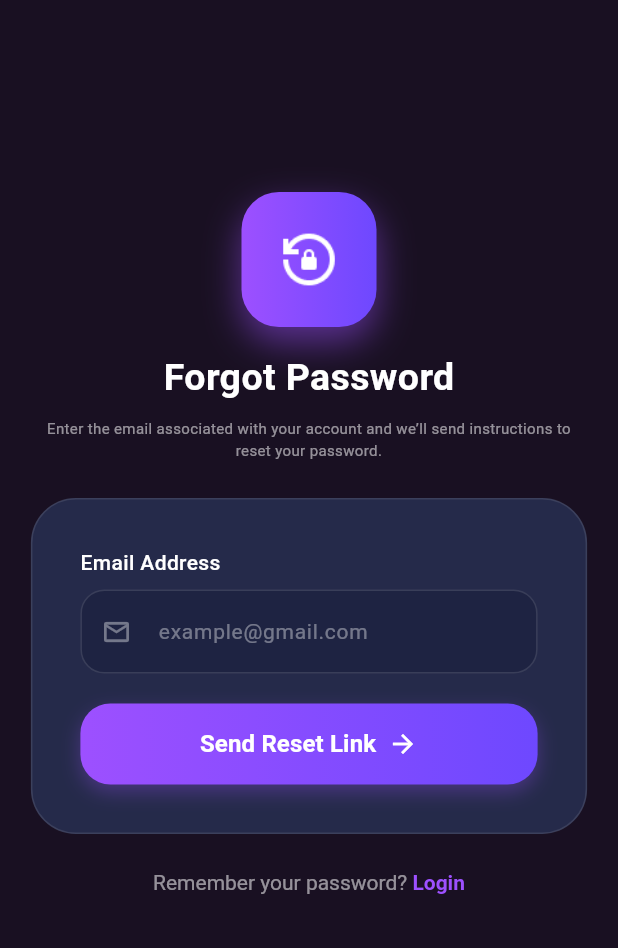
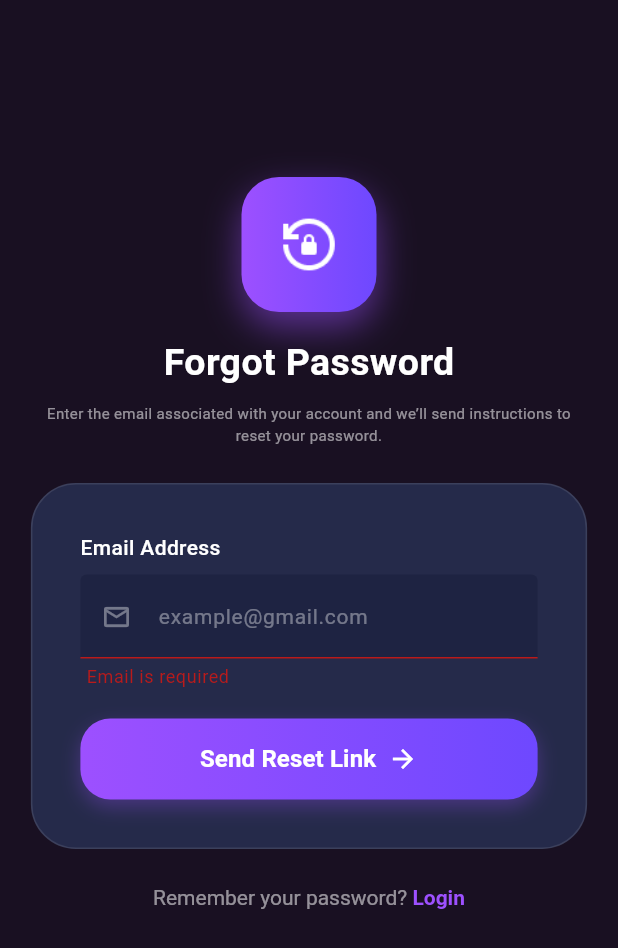
Before and after one commit to thanhbinh-204/HTMovie, a Flutter app: the ForgotPage screen opened directly, after a tap on "Send Reset Link", on a phone screen of 412 x 824 dp. Shown: the top 948 px of the screen. Run offline on Flutter 3.47's test engine with Material 3 defaults, Android fonts, the phone set to English and light mode, and no system bars; our stand-ins replace image_picker, persistent_bottom_nav_bar, shared_preferences; accounts and stored records are empty.

Commit message:
done forgot password

```diff
--- a/lib/page/password/forgot_page.dart
+++ b/lib/page/password/forgot_page.dart
@@ -1,6 +1,7 @@
 import 'package:flutter/material.dart';
 import 'package:ht_movie/page/regis_login_page/Login_page.dart';
 import 'package:ht_movie/widget/components/custom_components.dart';
+import '../../call_api/services/auth_service.dart';
 
 class ForgotPage extends StatefulWidget {
   @override
@@ -51,17 +52,45 @@ class _ForgotPage extends State<ForgotPage> {
                             labelText: "Email Address",
                             hintText: "example@gmail.com",
                             icon: Icons.email_outlined,
+                            validator: (value) {
+                              if (value == null || value.isEmpty) {
+                                return 'Email is required';
+                              }
+                              if (!value.contains('@')) {
+                                return 'Invalid email';
+                              }
+                              return null;
+                            },
                           ),
                           SizedBox(height: isSmallPhone ? 15 : 20),
                           CustomButton(
                             text: "Send Reset Link",
-                            onPressed: () {},
+                            onPressed: () async {
+                              if (!_formkey.currentState!.validate()) return;
+
+                              if (_emailForget.text.isEmpty) {
+                                _showMessage("Please enter your email");
+                                return;
+                              }
+                              try {
+                                await AuthService.forgotPassword(
+                                  _emailForget.text.trim(),
+                                );
+
+                                _showMessage("Reset link send to your email");
+                                Navigator.pop(context);
+                              } catch (e) {
+                                _showMessage(
+                                  "Email not found or something went wrong",
+                                );
+                              }
+                            },
                           ),
                         ],
                       ),
                     ),
                   ),
-                  SizedBox(height: 24,),
+                  SizedBox(height: 24),
                   RedirectLink(
                     leadingText: "Remember your password?",
                     linkText: "Login",
@@ -72,7 +101,7 @@ class _ForgotPage extends State<ForgotPage> {
                       );
                     },
                   ),
-                  SizedBox(height: 100,),
+                  SizedBox(height: 100),
                 ],
               ),
             ),
@@ -81,4 +110,10 @@ class _ForgotPage extends State<ForgotPage> {
       ),
     );
   }
+
+  void _showMessage(String message) {
+    ScaffoldMessenger.of(
+      context,
+    ).showSnackBar(SnackBar(content: Text(message)));
+  }
 }
```
Also changed, not shown: lib/call_api/services/auth_service.dart (+39 -0 lines).
